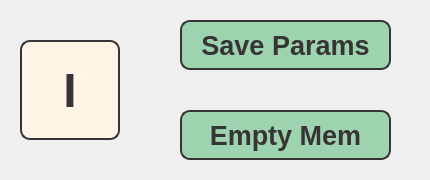
MarianoDel/pyqt5, file stretcher_v_3_0/stretcher_memory_dlg.ui: the form before one commit.
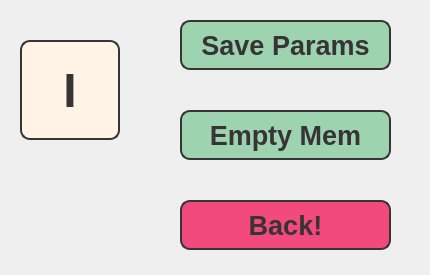
The form after the commit.

Patch:
```diff
--- a/stretcher_v_3_0/stretcher_memory_dlg.ui
+++ b/stretcher_v_3_0/stretcher_memory_dlg.ui
@@ -7,7 +7,7 @@
     <x>0</x>
     <y>0</y>
     <width>430</width>
-    <height>180</height>
+    <height>275</height>
    </rect>
   </property>
   <property name="windowTitle">
@@ -121,6 +121,42 @@
     <string>Empty Mem</string>
    </property>
   </widget>
+  <widget class="QPushButton" name="backButton">
+   <property name="geometry">
+    <rect>
+     <x>180</x>
+     <y>200</y>
+     <width>211</width>
+     <height>50</height>
+    </rect>
+   </property>
+   <property name="minimumSize">
+    <size>
+     <width>100</width>
+     <height>50</height>
+    </size>
+   </property>
+   <property name="font">
+    <font>
+     <family>Liberation Sans</family>
+     <pointsize>20</pointsize>
+     <weight>75</weight>
+     <bold>true</bold>
+    </font>
+   </property>
+   <property name="focusPolicy">
+    <enum>Qt::NoFocus</enum>
+   </property>
+   <property name="styleSheet">
+    <string notr="true">color: rgb(55, 52, 53);
+background-color: rgb(243, 74, 125);
+border-radius: 10px;
+border:2px solid rgb(55, 52, 53);</string>
+   </property>
+   <property name="text">
+    <string>Back!</string>
+   </property>
+  </widget>
  </widget>
  <resources>
   <include location="stretcher3_res.qrc"/>
```
Left out of the diff: 2 changed lines with no effect on the pictures.
